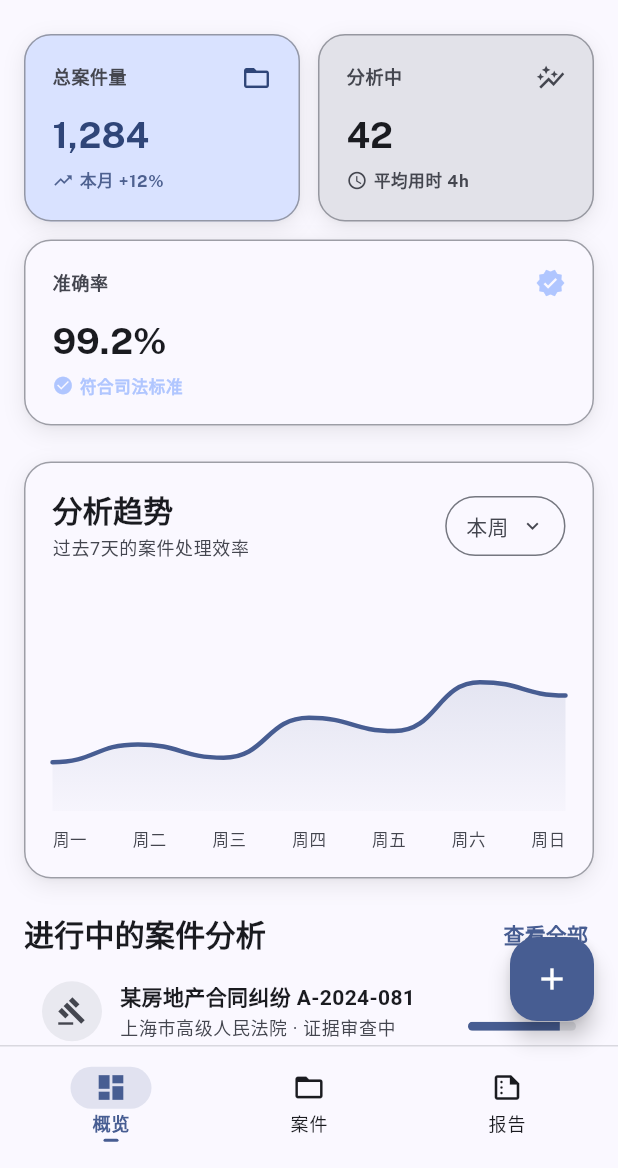
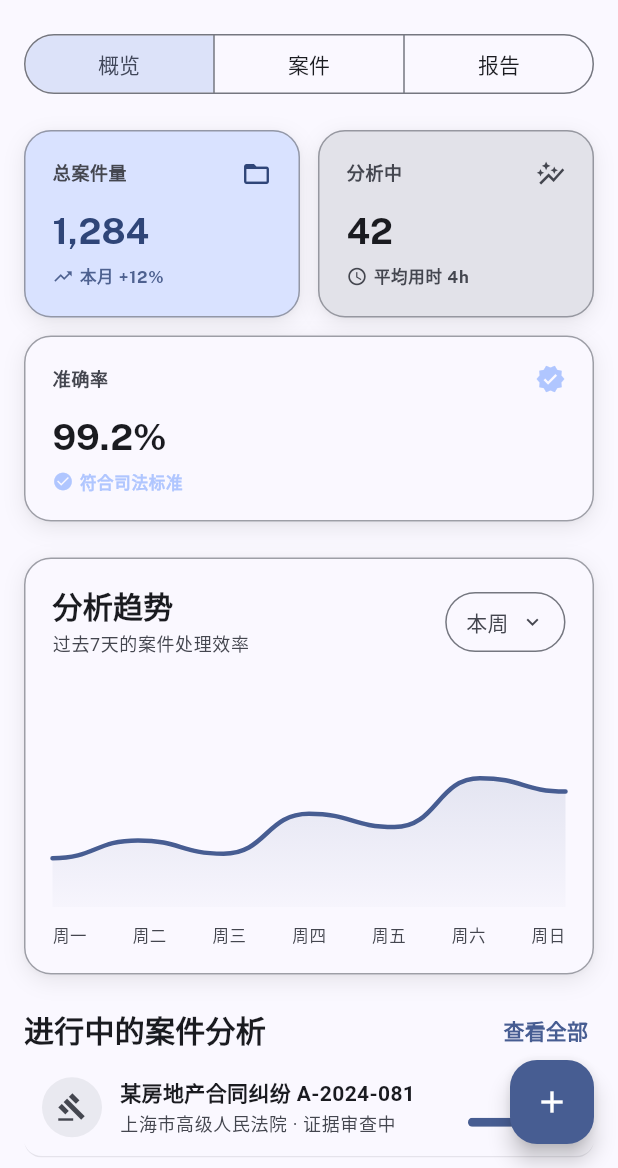
Before and after one commit to uuo00n/LexCore-app, a Flutter app: the CaseDashboardPage screen opened by its route, on a phone screen of 412 x 824 dp, the part 68-1236 px from its top. Run offline on Flutter 3.47's test engine with Material 3 defaults, Android fonts, the phone set to English and light mode, and no system bars; our stand-ins replace dio, equatable, flutter_markdown, flutter_riverpod, flutter_svg, go_router and 6 more; missing offline and left inert: dlibphonenumber; accounts and stored records are empty.

Commit message:
feat(dashboard): 重构案件分析仪表盘为单页面分段布局
- 移除原有的 `CaseDashboardCasesPage` 与 `CaseDashboardReportsPage` 独立路由，将其重构为 `CaseDashboardPage` 内部的 `TabBarView` 视图
- 引入 `SegmentedButton` 替换原有的底部导航栏（`AppBottomNavigation`），实现“概览/案件/报告”在同一页面内的平滑切换
- 优化 `DashboardModuleTopBar` 的返回逻辑，支持在无法 pop 时回退至首页
- 简化路由配置，移除 `dashboard_cases` 与 `dashboard_reports` 的路径定义
- 同步更新相关测试用例，覆盖分段按钮切换及返回导航流的验证逻辑

```diff
--- a/lib/app/router/route_names.dart
+++ b/lib/app/router/route_names.dart
@@ -9,8 +9,6 @@ class RouteNames {
   static const analysisDetail = 'analysis_detail';
   static const analysisResult = 'analysis_result';
   static const dashboard = 'dashboard';
-  static const dashboardCases = 'dashboard_cases';
-  static const dashboardReports = 'dashboard_reports';
   static const documentGenerate = 'document_generate';
   static const documentPreview = 'document_preview';
   static const savedDocuments = 'saved_documents';
@@ -33,8 +31,6 @@ class RouteNames {
   static const analysisDetailPath = '/analysis/detail';
   static const analysisResultPath = '/analysis/result';
   static const dashboardPath = '/dashboard';
-  static const dashboardCasesPath = '/dashboard/cases';
-  static const dashboardReportsPath = '/dashboard/reports';
   static const documentGeneratePath = '/document/generate';
   static const documentPreviewPath = '/document/preview';
   static const savedDocumentsPath = '/document/saved';
--- a/lib/features/dashboard/presentation/pages/case_dashboard_page.dart
+++ b/lib/features/dashboard/presentation/pages/case_dashboard_page.dart
@@ -4,17 +4,44 @@ import 'package:flutter_riverpod/flutter_riverpod.dart';
 import 'package:lexcore/app/motion/app_motion_widgets.dart';
 import 'package:lexcore/features/dashboard/application/dashboard_provider.dart';
 import 'package:lexcore/features/dashboard/domain/entities/dashboard_entity.dart';
+import 'package:lexcore/features/dashboard/presentation/pages/case_dashboard_cases_page.dart';
+import 'package:lexcore/features/dashboard/presentation/pages/case_dashboard_reports_page.dart';
 import 'package:lexcore/features/dashboard/presentation/widgets/dashboard_module_navigation.dart';
 import 'package:lexcore/shared/components/app_list_tile_item.dart';
 import 'package:lexcore/shared/components/app_surface_card.dart';
-import 'package:lexcore/shared/widgets/app_bottom_navigation.dart';
 import 'package:lexcore/shared/widgets/app_mobile_canvas.dart';
 
-class CaseDashboardPage extends ConsumerWidget {
+class CaseDashboardPage extends ConsumerStatefulWidget {
   const CaseDashboardPage({super.key});
 
   @override
-  Widget build(BuildContext context, WidgetRef ref) {
+  ConsumerState<CaseDashboardPage> createState() => _CaseDashboardPageState();
+}
+
+class _CaseDashboardPageState extends ConsumerState<CaseDashboardPage>
+    with SingleTickerProviderStateMixin {
+  late final TabController _tabController;
+
+  @override
+  void initState() {
+    super.initState();
+    _tabController = TabController(length: 3, vsync: this);
+    _tabController.addListener(_onTabChanged);
+  }
+
+  void _onTabChanged() {
+    if (mounted) setState(() {});
+  }
+
+  @override
+  void dispose() {
+    _tabController.removeListener(_onTabChanged);
+    _tabController.dispose();
+    super.dispose();
+  }
+
+  @override
+  Widget build(BuildContext context) {
     final data = ref.watch(dashboardProvider);
 
     return Scaffold(
@@ -30,8 +57,51 @@ class CaseDashboardPage extends ConsumerWidget {
                 beginOffset: Offset(0, -0.02),
                 child: DashboardModuleTopBar(title: 'LexCore 案件分析'),
               ),
+              AppFadeSlideIn(
+                delay: const Duration(milliseconds: 40),
+                beginOffset: const Offset(0, -0.02),
+                child: DashboardSegmentedTabs(
+                  selectedIndex: _tabController.index,
+                  onSelectionChanged: (index) {
+                    _tabController.animateTo(index);
+                  },
+                ),
+              ),
               Expanded(
-                child: SingleChildScrollView(
+                child: TabBarView(
+                  controller: _tabController,
+                  children: [
+                    _OverviewContent(data: data),
+                    const CaseDashboardCasesContent(),
+                    const CaseDashboardReportsContent(),
+                  ],
+                ),
+              ),
+            ],
+          ),
+        ),
+      ),
+      floatingActionButton: FloatingActionButton(
+        onPressed: () {},
+        backgroundColor: Theme.of(context).colorScheme.primary,
+        foregroundColor: Theme.of(context).colorScheme.onPrimary,
+        elevation: 6,
+        shape: RoundedRectangleBorder(borderRadius: BorderRadius.circular(18)),
+        child: const Icon(Icons.add),
+      ),
+      floatingActionButtonLocation: FloatingActionButtonLocation.endFloat,
+    );
+  }
+}
+
+class _OverviewContent extends StatelessWidget {
+  const _OverviewContent({required this.data});
+
+  final DashboardEntity data;
+
+  @override
+  Widget build(BuildContext context) {
+    return SingleChildScrollView(
       padding: const EdgeInsets.fromLTRB(16, 12, 16, 24),
       child: Column(
         crossAxisAlignment: CrossAxisAlignment.start,
@@ -63,35 +133,9 @@ class CaseDashboardPage extends ConsumerWidget {
           const _SectionHeader(title: '快速操作'),
           const SizedBox(height: 12),
           const _QuickActionsRow(),
-                      const SizedBox(height: 112),
+          const SizedBox(height: 80),
         ],
       ),
-                ),
-              ),
-            ],
-          ),
-        ),
-      ),
-      bottomNavigationBar: AppMobileCanvas(
-        maxContentWidth: 430,
-        child: SafeArea(
-          top: false,
-          child: AppBottomNavigation(
-            currentIndex: 0,
-            items: dashboardModuleDestinations,
-            onTap: (index) => onDashboardModuleTap(context, index),
-          ),
-        ),
-      ),
-      floatingActionButton: FloatingActionButton(
-        onPressed: () {},
-        backgroundColor: Theme.of(context).colorScheme.primary,
-        foregroundColor: Theme.of(context).colorScheme.onPrimary,
-        elevation: 6,
-        shape: RoundedRectangleBorder(borderRadius: BorderRadius.circular(18)),
-        child: const Icon(Icons.add),
-      ),
-      floatingActionButtonLocation: FloatingActionButtonLocation.endFloat,
     );
   }
 }
--- a/lib/features/dashboard/presentation/widgets/dashboard_module_navigation.dart
+++ b/lib/features/dashboard/presentation/widgets/dashboard_module_navigation.dart
@@ -1,41 +1,40 @@
 import 'package:flutter/material.dart';
 import 'package:go_router/go_router.dart';
 
-import 'package:lexcore/app/navigation/app_shell_destinations.dart';
 import 'package:lexcore/app/router/route_names.dart';
 import 'package:lexcore/shared/widgets/app_shell_top_bar.dart';
 
-const dashboardModuleDestinations = <AppShellDestination>[
-  AppShellDestination(
-    label: '概览',
-    icon: Icons.dashboard_outlined,
-    selectedIcon: Icons.dashboard,
-  ),
-  AppShellDestination(
-    label: '案件',
-    icon: Icons.folder_open_outlined,
-    selectedIcon: Icons.folder_open,
-  ),
-  AppShellDestination(
-    label: '报告',
-    icon: Icons.summarize_outlined,
-    selectedIcon: Icons.summarize,
-  ),
-];
+class DashboardSegmentedTabs extends StatelessWidget {
+  const DashboardSegmentedTabs({
+    super.key,
+    required this.selectedIndex,
+    required this.onSelectionChanged,
+  });
 
-void onDashboardModuleTap(BuildContext context, int index) {
-  final targetPath = switch (index) {
-    0 => RouteNames.dashboardPath,
-    1 => RouteNames.dashboardCasesPath,
-    2 => RouteNames.dashboardReportsPath,
-    _ => RouteNames.dashboardPath,
-  };
+  final int selectedIndex;
+  final ValueChanged<int> onSelectionChanged;
 
-  if (GoRouterState.of(context).uri.path == targetPath) {
-    return;
+  @override
+  Widget build(BuildContext context) {
+    return Padding(
+      padding: const EdgeInsets.symmetric(horizontal: 16, vertical: 8),
+      child: SizedBox(
+        width: double.infinity,
+        child: SegmentedButton<int>(
+          segments: const [
+            ButtonSegment<int>(value: 0, label: Text('概览')),
+            ButtonSegment<int>(value: 1, label: Text('案件')),
+            ButtonSegment<int>(value: 2, label: Text('报告')),
+          ],
+          selected: {selectedIndex},
+          onSelectionChanged: (selected) {
+            onSelectionChanged(selected.first);
+          },
+          showSelectedIcon: false,
+        ),
+      ),
+    );
   }
-
-  context.go(targetPath);
 }
 
 class DashboardModuleTopBar extends StatelessWidget {
@@ -51,7 +50,13 @@ class DashboardModuleTopBar extends StatelessWidget {
       leading: Align(
         alignment: Alignment.centerLeft,
         child: IconButton(
-          onPressed: () => Navigator.of(context).maybePop(),
+          onPressed: () {
+            if (context.canPop()) {
+              context.pop();
+              return;
+            }
+            context.go(RouteNames.homePath);
+          },
           padding: EdgeInsets.zero,
           visualDensity: VisualDensity.compact,
           constraints: const BoxConstraints.tightFor(width: 40, height: 40),
```
Also changed, not shown: lib/app/router/app_router.dart (+0 -24 lines), lib/features/dashboard/presentation/pages/case_dashboard_cases_page.dart (+4 -46 lines), lib/features/dashboard/presentation/pages/case_dashboard_reports_page.dart (+4 -46 lines), 2 other files. Lines whose indentation alone changed are shown as unchanged.
